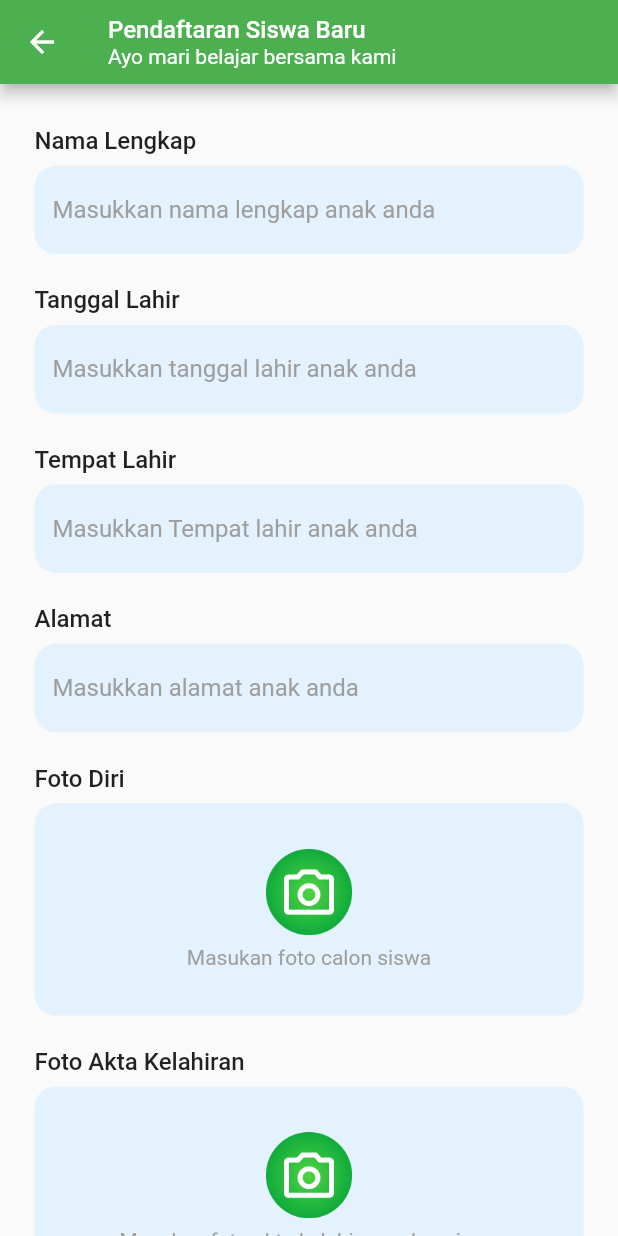
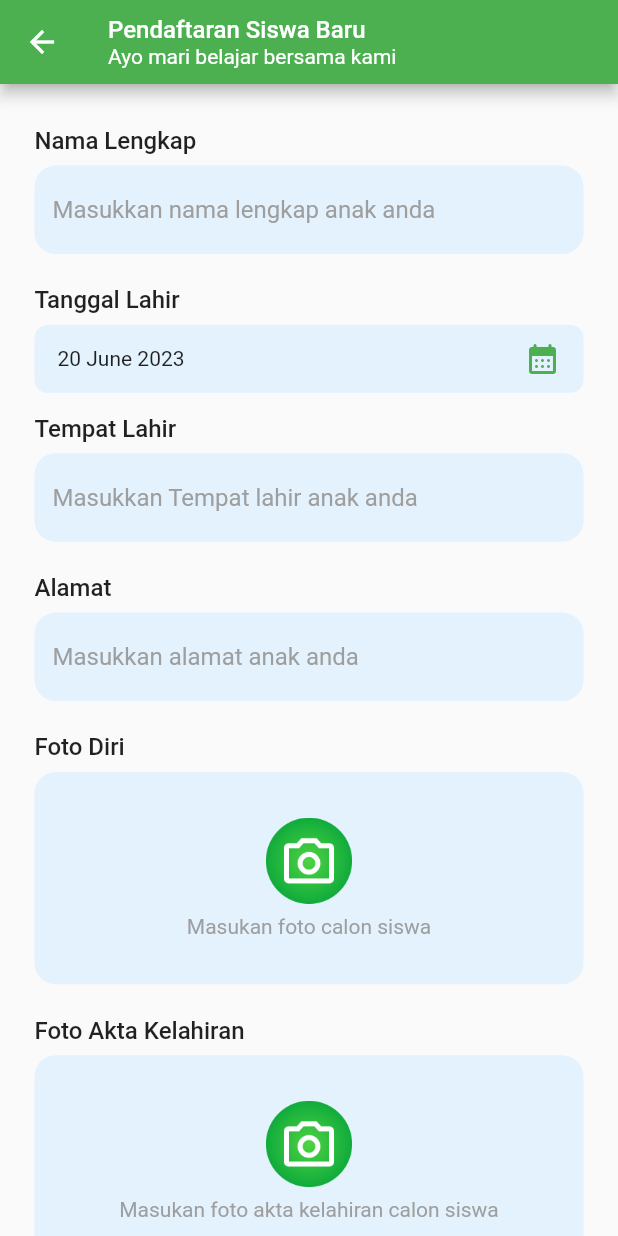
Before and after one commit to Aliryo/Aplikasi-Pendaftaran-Sekolah-Flutter, a Flutter app: the PendaftaranSiswaBaruPage screen opened directly, on a phone screen of 412 x 824 dp. Run offline on Flutter 3.47's test engine with Material 2 defaults, Android fonts, the phone set to English and light mode, and no system bars; our stand-ins replace carousel_slider, cloud_firestore, email_validator, firebase_auth, firebase_core, firebase_storage and 4 more; accounts and stored records are empty; network calls fail.

Commit message:
menampilkan data pendaftaran

```diff
--- a/lib/data/model/pendaftaran_model.dart
+++ b/lib/data/model/pendaftaran_model.dart
@@ -9,14 +9,14 @@ String pendaftaranModelToJson(PendaftaranModel data) =>
 class PendaftaranModel {
   String? id;
   String? namaLengkap;
-  String? tanggalLahir;
+  DateTime? tanggalLahir;
   String? tempatLahir;
   String? alamat;
   String? selfieUrl;
   String? aktaUrl;
   String? pembayaranUrl;
-  bool? pembayaran;
-  bool? status;
+
+  String? status;
   String? descStatus;
   String? uid;
 
@@ -29,7 +29,7 @@ class PendaftaranModel {
     this.selfieUrl,
     this.aktaUrl,
     this.pembayaranUrl,
-    this.pembayaran,
+
     this.status,
     this.descStatus,
     this.uid,
@@ -38,14 +38,14 @@ class PendaftaranModel {
   PendaftaranModel copyWith({
     String? id,
     String? namaLengkap,
-    String? tanggalLahir,
+    DateTime? tanggalLahir,
     String? tempatLahir,
     String? alamat,
     String? selfieUrl,
     String? aktaUrl,
     String? pembayaranUrl,
-    bool? pembayaran,
-    bool? status,
+
+    String? status,
     String? descStatus,
   }) =>
       PendaftaranModel(
@@ -57,7 +57,7 @@ class PendaftaranModel {
         selfieUrl: selfieUrl ?? this.selfieUrl,
         aktaUrl: aktaUrl ?? this.aktaUrl,
         pembayaranUrl: pembayaranUrl ?? this.pembayaranUrl,
-        pembayaran: pembayaran ?? this.pembayaran,
+
         status: status ?? this.status,
         descStatus: descStatus ?? this.descStatus,
       );
@@ -66,13 +66,13 @@ class PendaftaranModel {
       PendaftaranModel(
         id: json["id"],
         namaLengkap: json["nama_lengkap"],
-        tanggalLahir: json["tanggal_lahir"],
+        tanggalLahir:DateTime.parse(json["tanggal_lahir"])  ,
         tempatLahir: json["tempat_lahir"],
         alamat: json["alamat"],
         selfieUrl: json['foto_diri'],
         aktaUrl: json['akta_kelahiran'],
         pembayaranUrl: json['bukti_pembayaran'],
-        pembayaran: json["pembayaran"],
+
         status: json["status"],
         descStatus: json["descStatus"],
         uid: json["userId"]
@@ -81,13 +81,13 @@ class PendaftaranModel {
   Map<String, dynamic> toJson() => {
         "id": id,
         "nama_lengkap": namaLengkap,
-        "tanggal_lahir": tanggalLahir,
+        "tanggal_lahir": tanggalLahir?.toIso8601String(),
         "tempat_lahir": tempatLahir,
         "alamat": alamat,
         'foto_diri': selfieUrl,
         "akta_kelahiran": aktaUrl,
         'bukti_pembayaran': pembayaranUrl,
-        "pembayaran": pembayaran,
+
         "status": status,
         "descStatus": descStatus,
         'userId':uid
--- a/lib/views/pages/pendaftaran/pendaftaran_siswa_page.dart
+++ b/lib/views/pages/pendaftaran/pendaftaran_siswa_page.dart
@@ -9,6 +9,7 @@ import 'package:flutter/material.dart';
 import 'package:flutter_screenutil/flutter_screenutil.dart';
 import 'package:get/get.dart';
 import 'package:get_storage/get_storage.dart';
+import 'package:intl/intl.dart';
 
 class PendaftaranSiswaBaruPage extends StatelessWidget {
   PendaftaranSiswaBaruPage({super.key});
@@ -51,13 +52,53 @@ class PendaftaranSiswaBaruPage extends StatelessWidget {
                 onChanged: controller.onNameChange,
                 textInputType: TextInputType.name,
               ),
-              WidgetInputText(
-                  controller: controller.tanggalLahirController,
-                  textInputType: TextInputType.datetime,
-
-                  title: 'Tanggal Lahir',
-                  onChanged: controller.onTanggalChange,
-                  hintText: 'Masukkan tanggal lahir anak anda'),
+              SizedBox(
+                  child: Column(
+                crossAxisAlignment: CrossAxisAlignment.start,
+                children: [
+                  const Text(
+                    "Tanggal Lahir",
+                    style: TextStyle(
+                      fontSize: 16,
+                      fontWeight: FontWeight.w500,
+                    ),
+                  ),
+                  8.0.height,
+                  GestureDetector(
+                    onTap: () {
+                      showDatePicker(
+                              context: context,
+                              initialDate: controller.selectedDate.value,
+                              firstDate: DateTime(1900),
+                              lastDate: DateTime(2100))
+                          .then((value) => controller
+                              .setSelectedDate(value ?? DateTime.now()));
+                    },
+                    child: Container(
+                      padding: EdgeInsets.symmetric(
+                          horizontal: 16.w, vertical: 12.h),
+                      decoration: BoxDecoration(
+                        borderRadius: BorderRadius.circular(10.r),
+                        color: Colors.blue[50],
+                      ),
+                      child: Row(
+                        mainAxisAlignment: MainAxisAlignment.spaceBetween,
+                        children: [
+                          Text(
+                            DateFormat("dd MMMM yyyy")
+                                .format(controller.selectedDate.value),
+                          ),
+                          const Icon(
+                            Icons.calendar_month_rounded,
+                            color: Colors.green,
+                          )
+                        ],
+                      ),
+                    ),
+                  )
+                ],
+              )),
+              16.0.height,
               WidgetInputText(
                   controller: controller.tempatLahirController,
                   title: 'Tempat Lahir',
@@ -109,23 +150,24 @@ class PendaftaranSiswaBaruPage extends StatelessWidget {
                 title: 'Foto Akta Kelahiran',
                 subtitle: 'Masukan foto akta kelahiran calon siswa',
               ),
-
               16.0.height,
               WidgetButton(
-               disable: controller.pendaftaraninValid.value,
+                disable: controller.pendaftaraninValid.value,
                 onTap: () {
-                  var sudahDaftar = GetStorage().read('sudahDaftar');
-                  sudahDaftar = sudahDaftar ?? false;
-                  if (sudahDaftar) {
-                    Get.snackbar(
-                      'Gagal',
-                      'Anda sudah mendaftar sebelumnya',
-                      backgroundColor: Colors.red,
-                      colorText: Colors.white,
-                    );
-                  } else {
-                 Get.to(()=>PembayaranPage(controller: controller,));
-                  }
+                  // var sudahDaftar = GetStorage().read('sudahDaftar');
+                  // sudahDaftar = sudahDaftar ?? false;
+                  // if (sudahDaftar) {
+                  //   Get.snackbar(
+                  //     'Gagal',
+                  //     'Anda sudah mendaftar sebelumnya',
+                  //     backgroundColor: Colors.red,
+                  //     colorText: Colors.white,
+                  //   );
+                  // } else {
+                    Get.to(() => PembayaranPage(
+                          controller: controller,
+                        ));
+                  // }
                 },
                 title: 'Daftar Sekarang',
               ),
--- a/lib/views/pages/sign_in_page.dart
+++ b/lib/views/pages/sign_in_page.dart
@@ -53,6 +53,7 @@ class SignInPage extends StatelessWidget {
               ),
               16.0.height,
               WidgetButton(
+                loading: controller.isLoginLoading.value,
                 onTap: () {
                   controller.login();
                 },
--- a/lib/views/pages/sign_up_page.dart
+++ b/lib/views/pages/sign_up_page.dart
@@ -81,6 +81,7 @@ class SignUpPage extends StatelessWidget {
               ),
               16.0.height,
               WidgetButton(
+                loading: controller.isRegisterLoading.value,
                 onTap: () {
                   controller.register();
                 },
--- a/pubspec.yaml
+++ b/pubspec.yaml
@@ -10,7 +10,6 @@ environment:
 
 dependencies:
   carousel_slider: ^4.2.1
-  image_picker: ^0.8.7+5
   cloud_firestore: ^4.4.5
   cupertino_icons: ^1.0.2
   email_validator: ^2.1.17
@@ -22,6 +21,8 @@ dependencies:
   flutter_screenutil: ^5.7.0
   get: ^4.6.5
   get_storage: ^2.1.1
+  image_picker: ^0.8.7+5
+  intl: ^0.18.1
 
 dev_dependencies:
   flutter_lints: ^2.0.0
```
Also changed, not shown: lib/controller/pendaftaran_controller.dart (+28 -8 lines), lib/services/pendaftaran_service.dart (+19 -7 lines), lib/views/pages/daftar_calon_siswa/daftar_calon_siswa_page.dart (added, +66 -0 lines), lib/views/pages/daftar_calon_siswa/detail_calon_siswa_page.dart (renamed from lib/views/pages/detail_calon_siswa_page.dart, +23 -19 lines), lib/views/pages/daftar_calon_siswa/widget_daftar_calon.dart (added, +84 -0 lines), lib/views/pages/daftar_calon_siswa_page.dart (deleted, +0 -73 lines), lib/views/pages/home_page.dart (+17 -16 lines), lib/views/pages/setting/setting_page.dart (renamed from lib/views/pages/setting_page.dart, +23 -7 lines), lib/views/pages/setting/ubah_password.dart (added, +10 -0 lines), lib/views/widgets/widget_daftar_calon.dart (deleted, +0 -83 lines), pubspec.lock.
